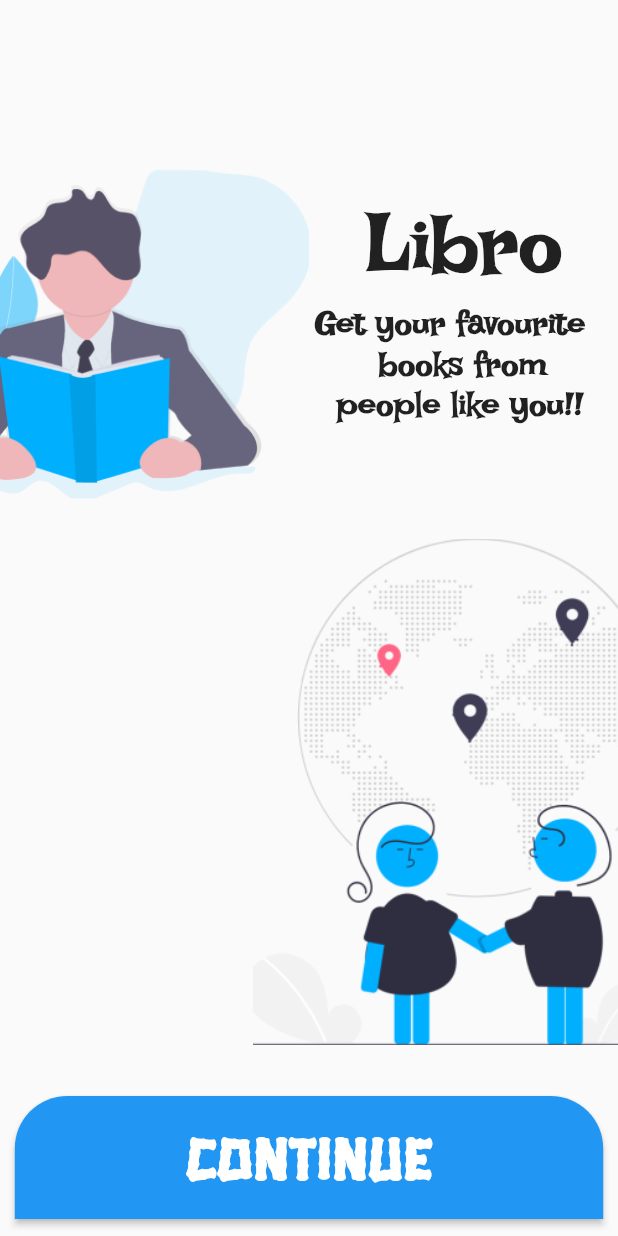
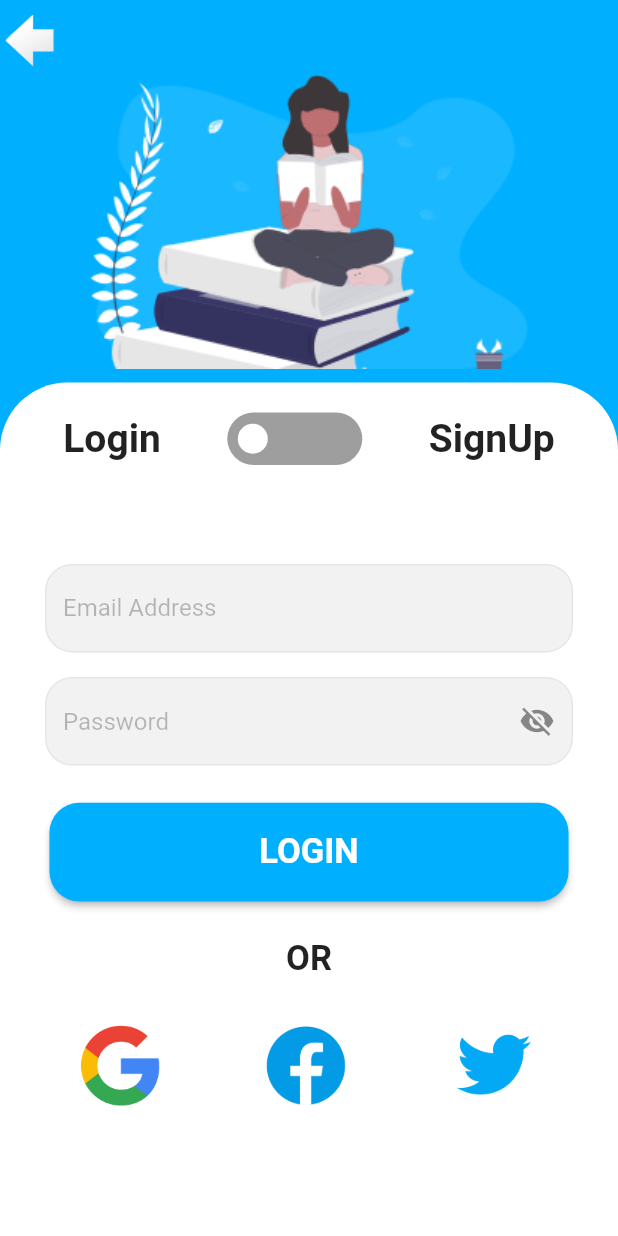
Before and after one commit to infiniteoverflow/Libro, a Flutter app: the screen it shows after launch, on a phone screen of 412 x 824 dp. Run offline on Flutter 3.47's test engine with Material 2 defaults, Android fonts, the phone set to English and light mode, and no system bars; drawn by our look-alikes of flutter_switch; Roboto replaces fonts that are missing (Jua).

Commit message:
Added loginScreen and SignUp Screen using toggle button (#14)

```diff
--- /dev/null
+++ b/lib/Screens/Login_Screen.dart
@@ -0,0 +1,429 @@
+import 'package:book_donation/Utils/Styles.dart';
+import 'package:flutter/material.dart';
+import 'package:flutter_switch/flutter_switch.dart';
+
+class LoginPage extends StatefulWidget {
+
+  @override
+  _LoginPageState createState() => _LoginPageState();
+}
+
+class _LoginPageState extends State<LoginPage> {
+  bool isSwitched = false;
+  bool showPassword = true;
+
+  //for Login textFields
+  final loginEmailAddress = TextEditingController();
+  final loginPassword = TextEditingController();
+  //for signUp textFields
+  final signUpEmailAddress = TextEditingController();
+  final signUpPassword = TextEditingController();
+  final signUpConfirmPassword = TextEditingController();
+
+
+  @override
+  void dispose() {
+    // Cleaning up controllers of login screen
+    loginEmailAddress.dispose();
+    loginPassword.dispose();
+    // Cleaning up controllers of signUp screen
+    signUpEmailAddress.dispose();
+    signUpPassword.dispose();
+    signUpConfirmPassword.dispose();
+    super.dispose();
+  }
+  @override
+  Widget build(BuildContext context) {
+    return Scaffold(
+      body: Stack(
+        children: [
+          Positioned(
+            top: 0,
+            right: 0,
+            left: 0,
+              bottom: 0,
+              child: Container(
+                  height: MediaQuery.of(context).size.height * 0.42,
+                  decoration: BoxDecoration(
+                    color: Styles.colorCustom,
+                  ),
+                child: Column(
+                  children: [
+                    SizedBox(
+                      height: MediaQuery.of(context).size.height * 0.012,
+                    ),
+                   Row(
+                     children: [
+                       SafeArea(
+                         child: Container(
+                           height: 35,width: 40,
+                           decoration: BoxDecoration(
+                               image: DecorationImage(
+                                 image: AssetImage("assets/images/arrowImage1.png"),
+                                 fit: BoxFit.cover
+                               )
+                           ),
+                         ),
+                       ),
+                     ],
+                ),
+                    Container(
+                      height: MediaQuery.of(context).size.height * 0.25,
+                      decoration: BoxDecoration(
+                          image: DecorationImage(
+                            image: AssetImage("assets/images/authBG 1.png"),
+                          )
+                      ),
+                    ),
+                  ],
+                ),
+              ),
+            ),
+          Positioned(
+            top: 255,
+            bottom: 0,
+            child: Container(
+              padding: EdgeInsets.all(20.0),
+              height: 500,
+              width: MediaQuery.of(context).size.width - 0,
+              decoration: BoxDecoration(
+                color: Styles.scaffoldColor,
+                borderRadius: BorderRadius.only(topLeft: Radius.circular(45.0),
+                    topRight: Radius.circular(45.0)),
+              ),
+              child: SingleChildScrollView(
+                child: Column(
+                  children: [
+                    Row(
+                      mainAxisAlignment: MainAxisAlignment.spaceAround,
+                      children: [
+                        Text("Login",
+                          style: TextStyle(
+                            fontWeight: FontWeight.bold,
+                            fontSize: 26,
+                            fontFamily: "Jua"
+                          ),
+                        ),
+                        FlutterSwitch(
+                          width: 90.0,
+                          height: 35.0,
+                          toggleSize: 20.0,
+                          value: isSwitched,
+                          borderRadius: 25.0,
+                          padding: 7.0,
+                          showOnOff: false,
+                          onToggle: (val) {
+                            setState(() {
+                              isSwitched = val;
+                            });
+                          },
+                        ),
+                        Text("SignUp",
+                          style: TextStyle(
+                            fontWeight: FontWeight.bold,
+                            fontSize: 26,
+                              fontFamily: "Jua"
+                          ),
+                        ),
+                      ],
+                    ),
+                    //for switching login and signUp screen
+                    isSwitched == false ? login() : signUp()
+                  ],
+                ),
+              ),
+                  ),
+          ),
+        ],
+      ),
+    );
+  }
+
+  //For Login Screen
+  Widget login() {
+    return SingleChildScrollView(
+      child: Column(
+        children: [
+          SizedBox(
+            height: MediaQuery.of(context).size.height * 0.08,
+          ),
+          Padding(
+            padding: const EdgeInsets.only(left: 10,right: 10),
+            child: TextField(
+              controller: loginEmailAddress,
+              textInputAction: TextInputAction.next,
+              decoration: InputDecoration(
+                hintText: "Email Address",
+                hintStyle: TextStyle(color: Styles.textField),
+                filled: true,
+                fillColor: Styles.textFieldBorder,
+                focusedBorder: OutlineInputBorder(
+                  borderSide: BorderSide(color: Styles.colorCustom),
+                  borderRadius: BorderRadius.circular(18.0),
+                ),
+                enabledBorder: OutlineInputBorder(
+                  borderSide:
+                      BorderSide(color: Styles.textFieldBorder),
+                  borderRadius: BorderRadius.circular(18.0),
+                ),
+              ),
+            ),
+          ),
+          SizedBox(
+            height: MediaQuery.of(context).size.height * 0.02,
+          ),
+          Padding(
+            padding: const EdgeInsets.only(left: 10,right: 10),
+            child: TextField(
+              controller: loginPassword,
+              obscureText: showPassword,
+              textInputAction: TextInputAction.done,
+              decoration: InputDecoration(
+                hintText: "Password",
+                hintStyle: TextStyle(color: Styles.textField),
+                filled: true,
+                fillColor: Styles.textFieldBorder,
+                focusedBorder: OutlineInputBorder(
+                  borderSide: BorderSide(color: Styles.colorCustom),
+                  borderRadius: BorderRadius.circular(18.0),
+                ),
+                enabledBorder: OutlineInputBorder(
+                  borderSide:
+                      BorderSide(color: Styles.textFieldBorder),
+                  borderRadius: BorderRadius.circular(18.0),
+                ),
+                suffixIcon: IconButton(
+                  icon: showPassword
+                      ? Icon(Icons.visibility_off)
+                      : Icon(Icons.visibility), //for show and hide password
+                  onPressed: () {
+                    setState(() {
+                      showPassword = !showPassword;
+                    });
+                  },
+                ),
+              ),
+            ),
+          ),
+          SizedBox(
+            height: MediaQuery.of(context).size.height * 0.03,
+          ),
+          MaterialButton(
+            height: MediaQuery.of(context).size.height * 0.08,
+            minWidth: MediaQuery.of(context).size.width * 0.84,
+            shape: RoundedRectangleBorder(
+                borderRadius: new BorderRadius.circular(20.0)),
+            color:Styles.colorCustom,
+            onPressed: () {},
+            child: Text('LOGIN',
+                style: Styles.button()),
+          ),
+          SizedBox(
+            height: MediaQuery.of(context).size.height * 0.03,
+          ),
+          Text(
+            "OR",
+            style: TextStyle(fontSize: 23, fontWeight: FontWeight.bold, fontFamily: "Jua"),
+          ),
+          SizedBox(
+            height: MediaQuery.of(context).size.height * 0.03,
+          ),
+          Row(mainAxisAlignment: MainAxisAlignment.spaceAround, children: [
+            Container(
+              height: MediaQuery.of(context).size.height * 0.068,
+              width: MediaQuery.of(context).size.width * 0.14,
+              decoration: BoxDecoration(
+                shape: BoxShape.circle,
+                image: DecorationImage(
+                    image: AssetImage("assets/images/google.png"),
+                    fit: BoxFit.cover),
+              ),
+            ),
+            Container(
+              height: MediaQuery.of(context).size.height * 0.08,
+              width: MediaQuery.of(context).size.width * 0.15,
+              decoration: BoxDecoration(
+                shape: BoxShape.circle,
+                image: DecorationImage(
+                    image: AssetImage("assets/images/fb.png"),
+                    fit: BoxFit.cover),
+              ),
+            ),
+            Container(
+              height: MediaQuery.of(context).size.height * 0.08,
+              width: MediaQuery.of(context).size.width * 0.15,
+              decoration: BoxDecoration(
+                shape: BoxShape.circle,
+                image: DecorationImage(
+                    image: AssetImage("assets/images/twitter.png"),
+                    fit: BoxFit.cover),
+              ),
+            ),
+          ]),
+        ],
+      ),
+    );
+  }
+
+  //For SignUp Screen
+  Widget signUp() {
+    return SingleChildScrollView(
+      child: Column(
+        children: [
+          SizedBox(
+            height: MediaQuery.of(context).size.height * 0.04,
+          ),
+          Padding(
+            padding: const EdgeInsets.only(left: 10,right: 10),
+            child: TextField(
+              controller: signUpEmailAddress,
+              textInputAction: TextInputAction.next,
+              decoration: InputDecoration(
+                hintText: "Email Address",
+                hintStyle: TextStyle(color: Styles.textField),
+                filled: true,
+                fillColor: Styles.textFieldBorder,
+                focusedBorder: OutlineInputBorder(
+                  borderSide: BorderSide(color: Styles.colorCustom),
+                  borderRadius: BorderRadius.circular(18.0),
+                ),
+                enabledBorder: OutlineInputBorder(
+                  borderSide:
+                      BorderSide(color:Styles.textFieldBorder),
+                  borderRadius: BorderRadius.circular(18.0),
+                ),
+              ),
+            ),
+          ),
+          SizedBox(
+            height: MediaQuery.of(context).size.height * 0.02,
+          ),
+          Padding(
+            padding: const EdgeInsets.only(left: 10,right: 10),
+            child: TextField(
+              controller: signUpPassword,
+              obscureText: showPassword,
+              textInputAction: TextInputAction.next,
+              decoration: InputDecoration(
+                hintText: "Password",
+                hintStyle: TextStyle(color: Styles.textField),
+                filled: true,
+                fillColor: Styles.textFieldBorder,
+                focusedBorder: OutlineInputBorder(
+                  borderSide: BorderSide(color: Styles.colorCustom),
+                  borderRadius: BorderRadius.circular(18.0),
+                ),
+                enabledBorder: OutlineInputBorder(
+                  borderSide:
+                      BorderSide(color: Styles.textFieldBorder),
+                  borderRadius: BorderRadius.circular(18.0),
+                ),
+                suffixIcon: IconButton(
+                  icon: showPassword
+                      ? Icon(Icons.visibility_off)
+                      : Icon(Icons.visibility), //for show and hide password
+                  onPressed: () {
+                    setState(() {
+                      showPassword = !showPassword;
+                    });
+                  },
+                ),
+              ),
+            ),
+          ),
+          SizedBox(
+            height: MediaQuery.of(context).size.height * 0.02,
+          ),
+          Padding(
+            padding: const EdgeInsets.only(left: 10,right: 10),
+            child: TextField(
+              controller: signUpConfirmPassword,
+              obscureText: showPassword,
+              textInputAction: TextInputAction.done,
+              decoration: InputDecoration(
+                hintText: "Confirm Password",
+                hintStyle: TextStyle(color: Styles.textField),
+                filled: true,
+                fillColor: Styles.textFieldBorder,
+                focusedBorder: OutlineInputBorder(
+                  borderSide: BorderSide(color: Styles.colorCustom),
+                  borderRadius: BorderRadius.circular(18.0),
+                ),
+                enabledBorder: OutlineInputBorder(
+                  borderSide:
+                      BorderSide(color: Styles.textFieldBorder),
+                  borderRadius: BorderRadius.circular(18.0),
+                ),
+                suffixIcon: IconButton(
+                  icon: showPassword
+                      ? Icon(Icons.visibility_off)
+                      : Icon(Icons.visibility), //for show and hide password
+                  onPressed: () {
+                    setState(() {
+                      showPassword = !showPassword;
+                    });
+                  },
+                ),
+              ),
+            ),
+          ),
+          SizedBox(
+            height: MediaQuery.of(context).size.height * 0.02,
+          ),
+          MaterialButton(
+            height: MediaQuery.of(context).size.height * 0.08,
+            minWidth: MediaQuery.of(context).size.width * 0.84,
+            shape: RoundedRectangleBorder(
+                borderRadius: new BorderRadius.circular(20.0)),
+            color: Styles.colorCustom,
+            onPressed: () {},
+            child: Text('LOGIN',
+                style: Styles.button()),
+          ),
+          SizedBox(
+            height: MediaQuery.of(context).size.height * 0.02,
+          ),
+          Text(
+            "OR",
+            style: TextStyle(fontSize: 23, fontWeight: FontWeight.bold, fontFamily: "Jua"),
+          ),
+          SizedBox(
+            height: MediaQuery.of(context).size.height * 0.015,
+          ),
+          Row(mainAxisAlignment: MainAxisAlignment.spaceAround, children: [
+            Container(
+              height: MediaQuery.of(context).size.height * 0.068,
+              width: MediaQuery.of(context).size.width * 0.14,
+              decoration: BoxDecoration(
+                shape: BoxShape.circle,
+                image: DecorationImage(
+                    image: AssetImage("assets/images/google.png"),
+                    fit: BoxFit.cover),
+              ),
+            ),
+            Container(
+              height: MediaQuery.of(context).size.height * 0.08,
+              width: MediaQuery.of(context).size.width * 0.15,
+              decoration: BoxDecoration(
+                shape: BoxShape.circle,
+                image: DecorationImage(
+                    image: AssetImage("assets/images/fb.png"),
+                    fit: BoxFit.cover),
+              ),
+            ),
+            Container(
+              height: MediaQuery.of(context).size.height * 0.08,
+              width: MediaQuery.of(context).size.width * 0.15,
+              decoration: BoxDecoration(
+                shape: BoxShape.circle,
+                image: DecorationImage(
+                    image: AssetImage("assets/images/twitter.png"),
+                    fit: BoxFit.cover),
+              ),
+            ),
+          ]),
+        ],
+      ),
+    );
+  }
+}
--- /dev/null
+++ b/lib/Utils/Styles.dart
@@ -0,0 +1,31 @@
+import 'package:flutter/material.dart';
+class Styles{
+  //colors
+  static Color scaffoldColor = Color(0xffFFFFFF);
+  static Color textField = Color(0x42000000);
+  static Color textFieldBorder = Color(0x42000000).withOpacity(0.05);
+  static MaterialColor colorCustom = MaterialColor(0xff00B0FF, color);
+  //primary swatch color
+  static Map<int, Color> color =
+  {
+    50:Color.fromRGBO(0, 176, 255,.1),
+    100:Color.fromRGBO(0, 176, 255,.2),
+    200:Color.fromRGBO(0, 176, 255,.3),
+    300:Color.fromRGBO(0, 176, 255,.4),
+    400:Color.fromRGBO(0, 176, 255,.5),
+    500:Color.fromRGBO(0, 176, 255,.6),
+    600:Color.fromRGBO(0, 176, 255,.7),
+    700:Color.fromRGBO(0, 176, 255,.8),
+    800:Color.fromRGBO(0, 176, 255,.9),
+    900:Color.fromRGBO(0, 176, 255,1),
+  };
+
+//for textStyles in the app
+  static TextStyle button(){
+    return TextStyle(
+        fontSize: 23,
+        fontWeight: FontWeight.bold,
+        color: Styles.scaffoldColor,
+    );
+  }
+  }
--- a/lib/main.dart
+++ b/lib/main.dart
@@ -1,5 +1,7 @@
+import 'package:book_donation/Utils/Styles.dart';
 import 'package:book_donation/Screens/intro_screen.dart';
 import 'package:flutter/material.dart';
+import 'Screens/Login_Screen.dart';
 
 void main() {
   runApp(MyApp());
@@ -10,37 +12,11 @@ class MyApp extends StatelessWidget {
   Widget build(BuildContext context) {
     return MaterialApp(
       title: 'Book Donation App',
+      debugShowCheckedModeBanner: false,
       theme: ThemeData(
-        primarySwatch: Colors.blue,
+        primarySwatch: Styles.colorCustom,
       ),
-      home: Introduction(),
-      debugShowCheckedModeBanner: false,
-      //home: MyHomePage(title: 'Homepage'),
+      home:LoginPage(),
     );
   }
 }
-
-class MyHomePage extends StatefulWidget {
-  MyHomePage({this.title}) ;
-
-  final String title;
-
-  @override
-  _MyHomePageState createState() => _MyHomePageState();
-}
-
-class _MyHomePageState extends State<MyHomePage> {
-  @override
-  Widget build(BuildContext context) {
-    return Scaffold(
-      appBar: AppBar(
-        title: Text(widget.title),
-      ),
-      body: Center(
-        child: Text(
-          "Welcome to the App  !!"
-        ),
-      ),
-    );
-  }
-}
```
Also changed, not shown: pubspec.yaml (+14 -2 lines), assets/images/arrowImage1.png (added), assets/images/authBG 1.png (added), pubspec.lock.
